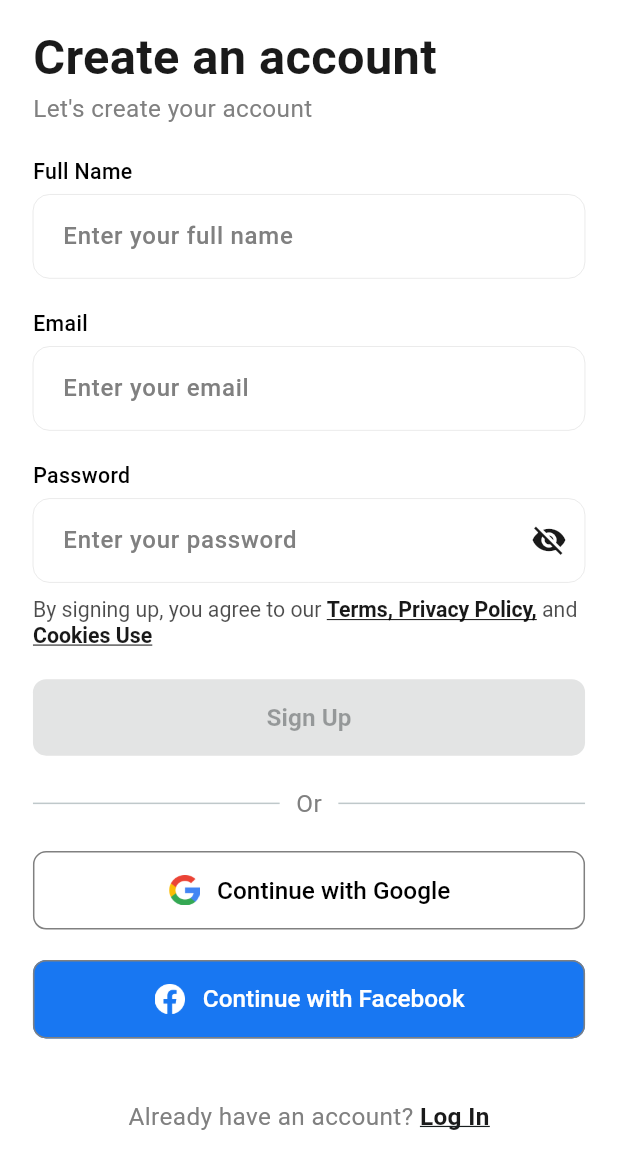
After one commit to mohamedbakr2005/Ecommerce_App, a Flutter app: the SignUpScreen screen opened by its route, on a phone screen of 412 x 824 dp. The commit adds this screen. Shown: the top 1169 px of the screen. Run offline on Flutter 3.47's test engine with Material 3 defaults, Android fonts, the phone set to English and light mode, and no system bars; our stand-ins replace flutter_bloc, flutter_screenutil, form_field_validator; Roboto replaces fonts that are missing (Poppins).

Commit message:
edit on button_sheet & add some colors in app_colors & add some images & add routes screens & some edits on OnBorading screen & create SignUp_screen, signUp_cubit, signUp_state & create app_button.dart & create app_text_form_field.dart

```diff
--- /dev/null
+++ b/lib/core/components/app_button.dart
@@ -0,0 +1,38 @@
+import 'package:e_commerce/core/constants/app_colors.dart';
+import 'package:e_commerce/core/constants/app_spacing.dart';
+import 'package:flutter/material.dart';
+import 'package:flutter_screenutil/flutter_screenutil.dart';
+
+class AppButton extends StatelessWidget {
+  final void Function()? onPressed;
+  final String text;
+  final Color? backgroundColor;
+
+  const AppButton({
+    super.key,
+    required this.onPressed,
+    required this.text,
+    this.backgroundColor,
+  });
+
+  @override
+  Widget build(BuildContext context) {
+    return ElevatedButton(
+      style: ElevatedButton.styleFrom(
+        backgroundColor: backgroundColor ?? AppColors.primary,
+        foregroundColor: Colors.white,
+        shape: RoundedRectangleBorder(borderRadius: BorderRadius.circular(8.w)),
+      ),
+      onPressed: onPressed,
+      child: Row(
+        mainAxisAlignment: MainAxisAlignment.center,
+        children: [
+          Text(
+            text,
+            style: TextStyle(fontSize: 16.sp, fontWeight: FontWeight.w600),
+          ),
+        ],
+      ),
+    );
+  }
+}
--- /dev/null
+++ b/lib/core/components/app_text_form_field.dart
@@ -0,0 +1,67 @@
+import 'package:e_commerce/core/constants/app_colors.dart';
+import 'package:flutter/material.dart';
+import 'package:flutter_screenutil/flutter_screenutil.dart';
+
+class AppTextFormField extends StatelessWidget {
+  final String hintText;
+  final TextEditingController? controller;
+  final TextInputType? keyboardType;
+  final bool obscureText;
+  final Widget? prefixIcon;
+  final Widget? suffixIcon;
+  final String? Function(String?)? validator;
+
+  const AppTextFormField({
+    Key? key,
+    required this.hintText,
+    this.controller,
+    this.keyboardType,
+    this.obscureText = false,
+    this.prefixIcon,
+    this.suffixIcon,
+    this.validator,
+  }) : super(key: key);
+
+  @override
+  Widget build(BuildContext context) {
+    return TextFormField(
+      style: TextStyle(
+        fontSize: 14.sp,
+        fontWeight: FontWeight.w500,
+        color: AppColors.black,
+      ),
+      controller: controller,
+      keyboardType: keyboardType,
+      obscureText: obscureText,
+      validator: validator,
+      decoration: InputDecoration(
+        hintText: hintText,
+        hintStyle: TextStyle(color: AppColors.gray, fontSize: 16),
+        filled: true,
+        fillColor: Colors.white,
+        prefixIcon: prefixIcon,
+        suffixIcon: suffixIcon,
+        border: OutlineInputBorder(
+          borderRadius: BorderRadius.circular(10.w),
+          borderSide: BorderSide(color: AppColors.gray, width: 0.1.w),
+        ),
+        enabledBorder: OutlineInputBorder(
+          borderRadius: BorderRadius.circular(10.w),
+          borderSide: BorderSide(color: AppColors.gray, width: 0.1.w),
+        ),
+        focusedBorder: OutlineInputBorder(
+          borderRadius: BorderRadius.circular(10.w),
+          borderSide: BorderSide(color: AppColors.primary, width: 1.5.w),
+        ),
+        errorBorder: OutlineInputBorder(
+          borderRadius: BorderRadius.circular(10.w),
+          borderSide: BorderSide(color: AppColors.red),
+        ),
+        contentPadding: const EdgeInsets.symmetric(
+          horizontal: 16,
+          vertical: 16,
+        ),
+      ),
+    );
+  }
+}
--- a/lib/core/components/bottom_sheet.dart
+++ b/lib/core/components/bottom_sheet.dart
@@ -1,11 +1,12 @@
+import 'package:e_commerce/core/constants/app_colors.dart';
 import 'package:flutter/material.dart';
 import 'package:flutter_screenutil/flutter_screenutil.dart';
 import 'package:e_commerce/core/constants/app_spacing.dart';
 
-class BottonSheet extends StatelessWidget {
-  final VoidCallback? onGetStartedPressed;
+class ButtonSheet extends StatelessWidget {
+  final void Function()? onPressed;
 
-  const BottonSheet({super.key, this.onGetStartedPressed});
+  const ButtonSheet({super.key, required this.onPressed});
 
   @override
   Widget build(BuildContext context) {
@@ -15,42 +16,27 @@ class BottonSheet extends StatelessWidget {
         color: Colors.white,
         border: Border(top: BorderSide(color: Colors.grey)),
       ),
-      child: Column(
-        mainAxisSize: MainAxisSize.min,
-        crossAxisAlignment: CrossAxisAlignment.center,
-        children: [
-          // Get Started Button
-          SizedBox(
-            width: double.infinity,
-            height: 50.h,
       child: ElevatedButton(
-              onPressed: onGetStartedPressed,
         style: ElevatedButton.styleFrom(
-                backgroundColor: Colors.black87,
+          backgroundColor: AppColors.primary,
           foregroundColor: Colors.white,
           shape: RoundedRectangleBorder(
-                  borderRadius: BorderRadius.circular(16),
+            borderRadius: BorderRadius.circular(8.w),
           ),
-                elevation: 0,
         ),
+        onPressed: onPressed,
         child: Row(
           mainAxisAlignment: MainAxisAlignment.center,
           children: [
             Text(
               'Get Started',
-                    style: TextStyle(
-                      fontSize: 16.sp,
-                      fontWeight: FontWeight.w600,
-                    ),
+              style: TextStyle(fontSize: 16.sp, fontWeight: FontWeight.w600),
             ),
             horizontalSpace(8),
             Icon(Icons.arrow_forward, size: 20.sp),
           ],
         ),
       ),
-          ),
-        ],
-      ),
     );
   }
 }
--- a/lib/core/constants/app_colors.dart
+++ b/lib/core/constants/app_colors.dart
@@ -16,6 +16,9 @@ class AppColors {
   static const Color placeholder = Color(0xFF8B8B97);
   static const Color textInputBackground = Color(0xFFF7F7F7);
   static const Color separator = Color(0xFFFAFAFA);
-  static const Color gray = Color(0xFFE1E1E1);
+  static const Color gray = Color(0xFF808080);
   static const Color black = Color(0xFF000000);
+  static const Color white = Color(0xFFFFFFFF);
+  static const Color red = Color(0xFFD32F2F);
+  static const Color facebook = Color(0xFF1877F2);
 }
--- a/lib/core/constants/app_images.dart
+++ b/lib/core/constants/app_images.dart
@@ -1,4 +1,6 @@
 class AppImages {
   static const splashScreen = 'assets/images/Splash_screen.png';
   static const onBoarding = 'assets/images/onBoarding.png';
+  static const google = 'assets/images/google-icon.png';
+  static const facebook = 'assets/images/facebook.png';
 }
--- a/lib/core/routes/on_generate_route.dart
+++ b/lib/core/routes/on_generate_route.dart
@@ -1,4 +1,5 @@
 import 'package:e_commerce/core/routes/unknown_page.dart';
+import 'package:e_commerce/views/SignUp/sign_up_screen.dart';
 import 'package:e_commerce/views/onBoarding/onBoarding_page.dart';
 import 'package:flutter/cupertino.dart';
 
@@ -9,11 +10,10 @@ class RouteGenerator {
     final route = settings.name;
 
     switch (route) {
-      case AppRoutes.introLogin:
-        return CupertinoPageRoute(builder: (_) => const Placeholder());
       case AppRoutes.onboarding:
         return CupertinoPageRoute(builder: (_) => const OnBoardingPage());
-
+      case AppRoutes.signup:
+        return CupertinoPageRoute(builder: (_) => SignUpScreen());
       default:
         return errorRoute();
     }
--- a/lib/main.dart
+++ b/lib/main.dart
@@ -1,5 +1,7 @@
+import 'package:e_commerce/views/SignUp/cubit/SignUp_cubit.dart';
 import 'package:flutter/material.dart';
 import 'package:flutter_screenutil/flutter_screenutil.dart';
+import 'package:flutter_bloc/flutter_bloc.dart';
 import 'core/routes/app_routes.dart';
 import 'core/routes/on_generate_route.dart';
 import 'core/themes/app_themes.dart';
--- /dev/null
+++ b/lib/views/SignUp/cubit/SignUp_cubit.dart
@@ -0,0 +1,39 @@
+import 'package:e_commerce/views/SignUp/cubit/SignUp_state.dart';
+import 'package:flutter/material.dart';
+import 'package:flutter_bloc/flutter_bloc.dart';
+
+class SignUpCubit extends Cubit<SignUpState> {
+  SignUpCubit()
+    : super(
+        SignUpState(
+          isPasswordVisible: false,
+          fullNameController: TextEditingController(),
+          emailController: TextEditingController(),
+          passwordController: TextEditingController(),
+        ),
+      );
+
+  void togglePasswordVisibility() {
+    emit(state.copyWith(isPasswordVisible: !state.isPasswordVisible));
+  }
+
+  void onFullNameChanged(String value) {
+    emit(state.copyWith());
+  }
+
+  void onEmailChanged(String value) {
+    emit(state.copyWith());
+  }
+
+  void onPasswordChanged(String value) {
+    emit(state.copyWith());
+  }
+
+  @override
+  Future<void> close() {
+    state.fullNameController.dispose();
+    state.emailController.dispose();
+    state.passwordController.dispose();
+    return super.close();
+  }
+}
--- /dev/null
+++ b/lib/views/SignUp/cubit/SignUp_state.dart
@@ -0,0 +1,34 @@
+import 'package:flutter/material.dart';
+
+class SignUpState {
+  final bool isPasswordVisible;
+  final TextEditingController fullNameController;
+  final TextEditingController emailController;
+  final TextEditingController passwordController;
+
+  SignUpState({
+    required this.isPasswordVisible,
+    required this.fullNameController,
+    required this.emailController,
+    required this.passwordController,
+  });
+
+  bool get isFormValid =>
+      fullNameController.text.isNotEmpty &&
+      emailController.text.isNotEmpty &&
+      passwordController.text.isNotEmpty;
+
+  SignUpState copyWith({
+    bool? isPasswordVisible,
+    TextEditingController? fullNameController,
+    TextEditingController? emailController,
+    TextEditingController? passwordController,
+  }) {
+    return SignUpState(
+      isPasswordVisible: isPasswordVisible ?? this.isPasswordVisible,
+      fullNameController: fullNameController ?? this.fullNameController,
+      emailController: emailController ?? this.emailController,
+      passwordController: passwordController ?? this.passwordController,
+    );
+  }
+}
--- /dev/null
+++ b/lib/views/SignUp/sign_up_screen.dart
@@ -0,0 +1,302 @@
+import 'package:e_commerce/core/components/app_button.dart';
+import 'package:e_commerce/core/components/app_text_form_field.dart';
+import 'package:e_commerce/core/constants/app_colors.dart';
+import 'package:e_commerce/core/constants/app_images.dart';
+import 'package:e_commerce/core/constants/app_spacing.dart';
+import 'package:e_commerce/core/routes/app_routes.dart';
+import 'package:e_commerce/core/utils/validators.dart';
+import 'package:e_commerce/views/SignUp/cubit/SignUp_cubit.dart';
+import 'package:e_commerce/views/SignUp/cubit/SignUp_state.dart';
+import 'package:flutter/material.dart';
+import 'package:flutter_screenutil/flutter_screenutil.dart';
+import 'package:flutter_bloc/flutter_bloc.dart';
+
+class SignUpScreen extends StatelessWidget {
+  SignUpScreen({Key? key}) : super(key: key);
+
+  final formKey = GlobalKey<FormState>();
+
+  @override
+  Widget build(BuildContext context) {
+    return BlocProvider(
+      create: (context) => SignUpCubit(),
+      child: GestureDetector(
+        onTap: () => FocusScope.of(context).unfocus(),
+        child: Scaffold(
+          body: BlocBuilder<SignUpCubit, SignUpState>(
+            builder: (context, state) {
+              return SingleChildScrollView(
+                child: SafeArea(
+                  child: Padding(
+                    padding: EdgeInsets.symmetric(
+                      horizontal: 20.w,
+                      vertical: 15.h,
+                    ),
+                    child: Column(
+                      crossAxisAlignment: CrossAxisAlignment.start,
+                      children: [
+                        Text(
+                          "Create an account",
+                          style: TextStyle(
+                            fontSize: 32.sp,
+                            fontWeight: FontWeight.bold,
+                            color: AppColors.primary,
+                          ),
+                        ),
+                        Text(
+                          "Let's create your account",
+                          style: TextStyle(
+                            fontSize: 16.sp,
+                            fontWeight: FontWeight.w400,
+                            color: AppColors.gray,
+                          ),
+                        ),
+                        verticalSpace(20),
+                        Form(
+                          key: formKey,
+                          child: Column(
+                            crossAxisAlignment: CrossAxisAlignment.start,
+                            children: [
+                              Text(
+                                "Full Name",
+                                style: TextStyle(
+                                  fontSize: 14.sp,
+                                  fontWeight: FontWeight.w500,
+                                  color: AppColors.black,
+                                ),
+                              ),
+                              verticalSpace(5),
+                              AppTextFormField(
+                                controller: state.fullNameController,
+                                hintText: "Enter your full name",
+                                validator: Validators.required,
+                              ),
+                              verticalSpace(20),
+                              Text(
+                                "Email",
+                                style: TextStyle(
+                                  fontSize: 14.sp,
+                                  fontWeight: FontWeight.w500,
+                                  color: AppColors.black,
+                                ),
+                              ),
+                              verticalSpace(5),
+                              AppTextFormField(
+                                controller: state.emailController,
+                                hintText: "Enter your email",
+                                validator: Validators.email,
+                              ),
+                              verticalSpace(20),
+                              Text(
+                                "Password",
+                                style: TextStyle(
+                                  fontSize: 14.sp,
+                                  fontWeight: FontWeight.w500,
+                                  color: AppColors.black,
+                                ),
+                              ),
+                              verticalSpace(5),
+                              AppTextFormField(
+                                controller: state.passwordController,
+                                hintText: "Enter your password",
+                                obscureText: !state.isPasswordVisible,
+                                validator: Validators.password,
+                                suffixIcon: IconButton(
+                                  onPressed: () {
+                                    context
+                                        .read<SignUpCubit>()
+                                        .togglePasswordVisibility();
+                                  },
+                                  icon: Icon(
+                                    state.isPasswordVisible
+                                        ? Icons.visibility
+                                        : Icons.visibility_off,
+                                  ),
+                                ),
+                              ),
+                              verticalSpace(10),
+                              RichText(
+                                text: TextSpan(
+                                  children: [
+                                    TextSpan(
+                                      text: "By signing up, you agree to our ",
+                                      style: TextStyle(
+                                        fontSize: 14.sp,
+                                        fontWeight: FontWeight.w400,
+                                        color: AppColors.black.withOpacity(0.7),
+                                      ),
+                                    ),
+                                    TextSpan(
+                                      text: "Terms",
+                                      style: TextStyle(
+                                        fontSize: 14.sp,
+                                        fontWeight: FontWeight.bold,
+                                        color: AppColors.black.withOpacity(0.9),
+                                        decoration: TextDecoration.underline,
+                                      ),
+                                    ),
+                                    TextSpan(
+                                      text: ", Privacy Policy,",
+                                      style: TextStyle(
+                                        fontSize: 14.sp,
+                                        fontWeight: FontWeight.bold,
+                                        color: AppColors.black.withOpacity(0.9),
+                                        decoration: TextDecoration.underline,
+                                      ),
+                                    ),
+                                    TextSpan(
+                                      text: " and ",
+                                      style: TextStyle(
+                                        fontSize: 14.sp,
+                                        fontWeight: FontWeight.w400,
+                                        color: AppColors.black.withOpacity(0.7),
+                                      ),
+                                    ),
+                                    TextSpan(
+                                      text: "Cookies Use",
+                                      style: TextStyle(
+                                        fontSize: 14.sp,
+                                        fontWeight: FontWeight.bold,
+                                        color: AppColors.black.withOpacity(0.9),
+                                        decoration: TextDecoration.underline,
+                                      ),
+                                    ),
+                                  ],
+                                ),
+                              ),
+                              verticalSpace(20),
+                              AppButton(
+                                onPressed: state.isFormValid
+                                    ? () {
+                                        // Handle sign up logic here
+                                      }
+                                    : null,
+                                text: "Sign Up",
+                                backgroundColor: state.isFormValid
+                                    ? AppColors.primary
+                                    : AppColors.gray,
+                              ),
+                              verticalSpace(20),
+                              Row(
+                                children: [
+                                  Expanded(child: Divider()),
+                                  horizontalSpace(10),
+                                  Text(
+                                    "Or",
+                                    style: TextStyle(
+                                      fontSize: 16.sp,
+                                      fontWeight: FontWeight.w400,
+                                      color: AppColors.gray,
+                                    ),
+                                  ),
+                                  horizontalSpace(10),
+                                  Expanded(child: Divider()),
+                                ],
+                              ),
+                              verticalSpace(20),
+                              ElevatedButton(
+                                style: ElevatedButton.styleFrom(
+                                  backgroundColor: AppColors.white,
+                                  shape: RoundedRectangleBorder(
+                                    borderRadius: BorderRadius.circular(8.w),
+                                    side: BorderSide(color: AppColors.gray),
+                                  ),
+                                ),
+                                onPressed: () {},
+                                child: Row(
+                                  mainAxisAlignment: MainAxisAlignment.center,
+                                  children: [
+                                    Image.asset(
+                                      AppImages.google,
+                                      width: 20.w,
+                                      height: 20.h,
+                                    ),
+                                    horizontalSpace(10),
+                                    Text(
+                                      "Continue with Google",
+                                      style: TextStyle(
+                                        fontSize: 16.sp,
+                                        fontWeight: FontWeight.w500,
+                                        color: AppColors.black,
+                                      ),
+                                    ),
+                                  ],
+                                ),
+                              ),
+                              verticalSpace(20),
+                              ElevatedButton(
+                                style: ElevatedButton.styleFrom(
+                                  backgroundColor: AppColors.facebook,
+                                  shape: RoundedRectangleBorder(
+                                    borderRadius: BorderRadius.circular(8.w),
+                                    side: BorderSide(color: AppColors.gray),
+                                  ),
+                                ),
+                                onPressed: () {},
+                                child: Row(
+                                  mainAxisAlignment: MainAxisAlignment.center,
+                                  children: [
+                                    Image.asset(
+                                      AppImages.facebook,
+                                      width: 20.w,
+                                      height: 20.h,
+                                    ),
+                                    horizontalSpace(10),
+                                    Text(
+                                      "Continue with Facebook",
+                                      style: TextStyle(
+                                        fontSize: 16.sp,
+                                        fontWeight: FontWeight.w500,
+                                        color: AppColors.white,
+                                      ),
+                                    ),
+                                  ],
+                                ),
+                              ),
+                              verticalSpace(40),
+                              Row(
+                                mainAxisAlignment: MainAxisAlignment.center,
+                                children: [
+                                  Text(
+                                    "Already have an account? ",
+                                    style: TextStyle(
+                                      fontSize: 16.sp,
+                                      fontWeight: FontWeight.w400,
+                                      color: AppColors.gray,
+                                    ),
+                                  ),
+                                  InkWell(
+                                    onTap: () {
+                                      Navigator.pushNamedAndRemoveUntil(
+                                        context,
+                                        AppRoutes.login,
+                                        (route) => false,
+                                      );
+                                    },
+                                    child: Text(
+                                      "Log In",
+                                      style: TextStyle(
+                                        fontSize: 16.sp,
+                                        fontWeight: FontWeight.bold,
+                                        color: AppColors.primary,
+                                        decoration: TextDecoration.underline,
+                                      ),
+                                    ),
+                                  ),
+                                ],
+                              ),
+                            ],
+                          ),
+                        ),
+                      ],
+                    ),
+                  ),
+                ),
+              );
+            },
+          ),
+        ),
+      ),
+    );
+  }
+}
--- a/lib/views/onBoarding/onBoarding_page.dart
+++ b/lib/views/onBoarding/onBoarding_page.dart
@@ -29,9 +29,13 @@ class OnBoardingPage extends StatelessWidget {
               left: 0,
               right: 0,
               bottom: 0,
-              child: BottonSheet(
-                onGetStartedPressed: () {
-                  AppRoutes.onboarding;
+              child: ButtonSheet(
+                onPressed: () {
+                  Navigator.pushNamedAndRemoveUntil(
+                    context,
+                    AppRoutes.signup,
+                    (route) => false,
+                  );
                 },
               ),
             ),
```
Also changed, not shown: assets/images/facebook.png (added), assets/images/google-icon.png (added). Lines whose indentation alone changed are shown as unchanged.
